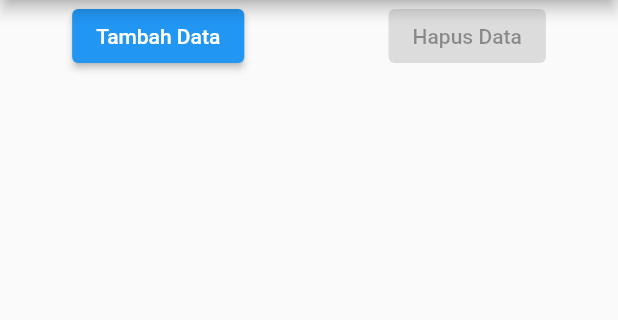
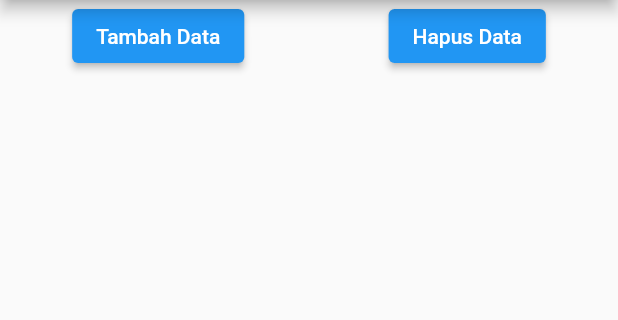
Before and after one commit to chairoel/Flutter-Basic, a Flutter app: the screen it shows after launch, on a phone screen of 412 x 824 dp, the part 84-404 px from its top. Run offline on Flutter 3.47's test engine with Material 2 defaults, Android fonts, the phone set to English and light mode, and no system bars.

Commit message:
Create anonymous method for the button remove and decrement the counter

```diff
--- a/latihan_listview/lib/main.dart
+++ b/latihan_listview/lib/main.dart
@@ -47,7 +47,14 @@ class _MyAppState extends State<MyApp> {
                   });
                 },
                 child: Text("Tambah Data")),
-            ElevatedButton(onPressed: null, child: Text("Hapus Data")),
+            ElevatedButton(
+                onPressed: () {
+                  setState(() {
+                    widgets.removeLast();
+                    counter--;
+                  });
+                },
+                child: Text("Hapus Data")),
           ],
         ),
         Column(
```
